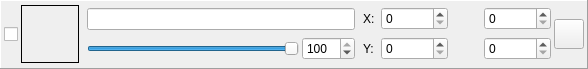
The window that DMHelper/src/layerframe.ui (MMetze/DMHelper) describes before a commit, drawn with Qt 5.
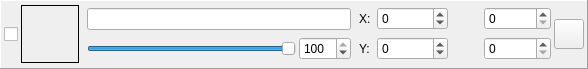
The same window after the commit. Icons and pictures are not drawn.

```diff
--- a/DMHelper/src/layerframe.ui
+++ b/DMHelper/src/layerframe.ui
@@ -228,6 +228,9 @@
            <property name="toolTip">
             <string>The layer's X position</string>
            </property>
+           <property name="minimum">
+            <number>-99999999</number>
+           </property>
            <property name="maximum">
             <number>99999999</number>
            </property>
@@ -276,9 +279,15 @@
          </item>
          <item>
           <widget class="QSpinBox" name="spinY">
+           <property name="minimum">
+            <number>-99999989</number>
+           </property>
            <property name="maximum">
             <number>99999999</number>
            </property>
+           <property name="value">
+            <number>0</number>
+           </property>
           </widget>
          </item>
         </layout>
```
